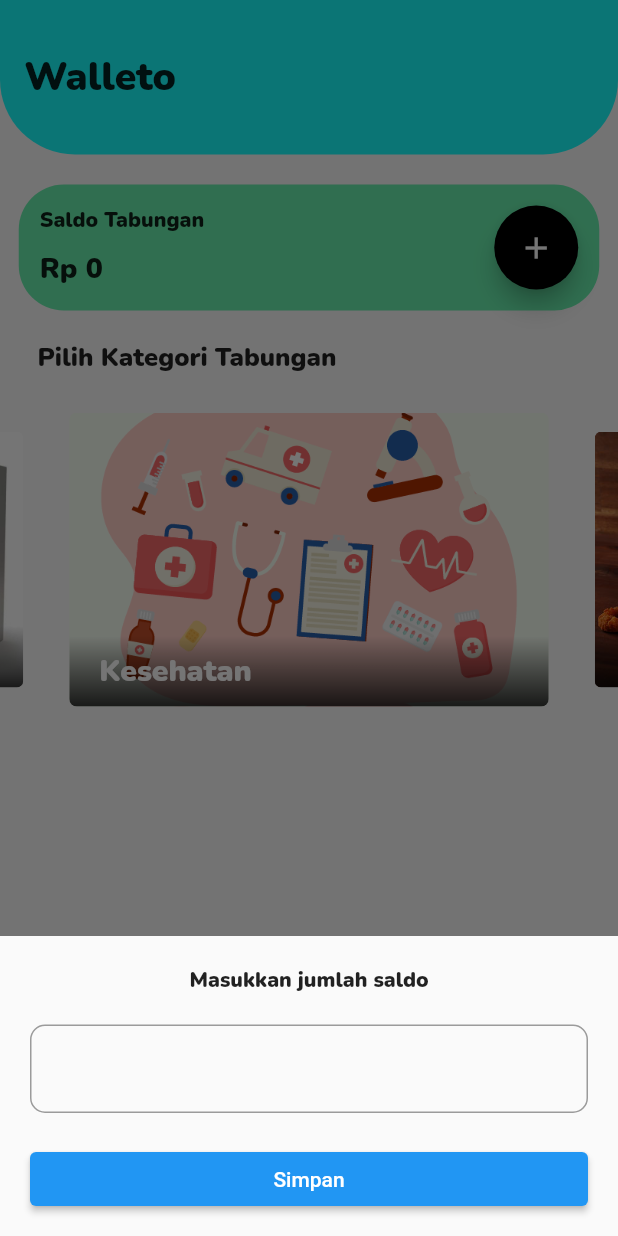
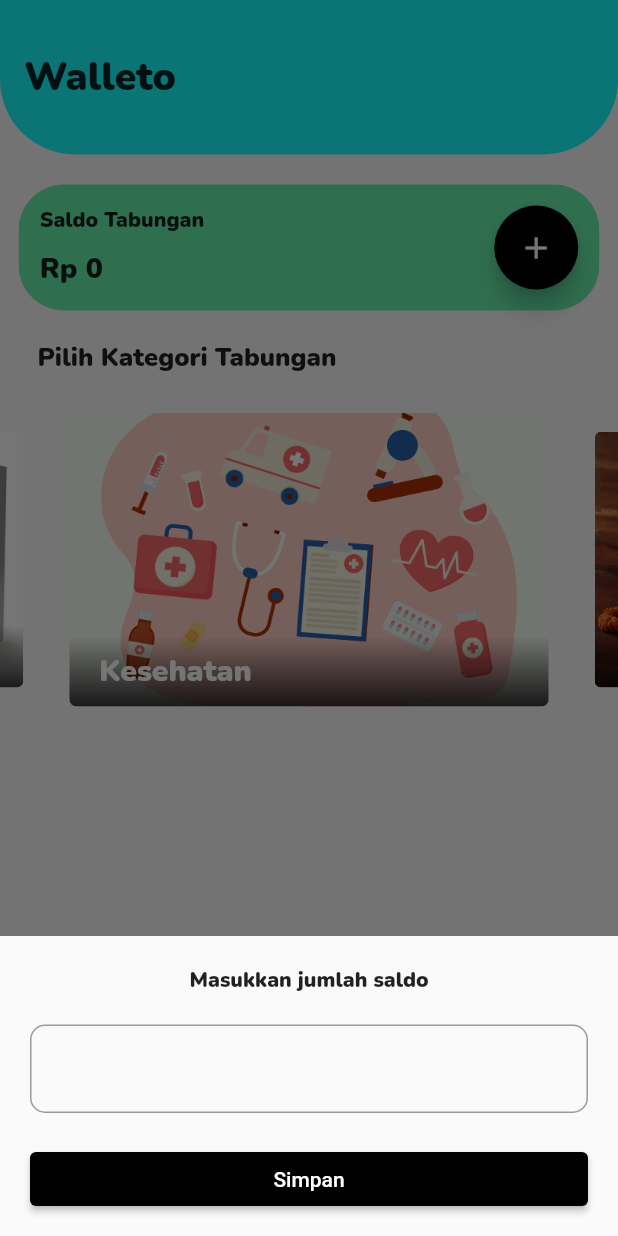
Before and after one commit to AlvinHadinata/walleto, a Flutter app: the screen it shows after launch, after a tap on the "add" icon, on a phone screen of 412 x 824 dp. Run offline on Flutter 3.47's test engine with Material 2 defaults, Android fonts, the phone set to English and light mode, and no system bars; drawn by our look-alikes of bottom_navy_bar, carousel_slider; our stand-ins replace sqflite; accounts and stored records are empty.

Commit message:
Init commit

```diff
--- a/lib/ui/main_menu_page.dart
+++ b/lib/ui/main_menu_page.dart
@@ -136,6 +136,7 @@ Widget addButton(context) => FloatingActionButton(
                       SizedBox(
                         width: double.infinity,
                         child: ElevatedButton(
+                          style: ElevatedButton.styleFrom(primary: Colors.black),
                           child: Text('Simpan'),
                           onPressed: () {},
                         ),
```
